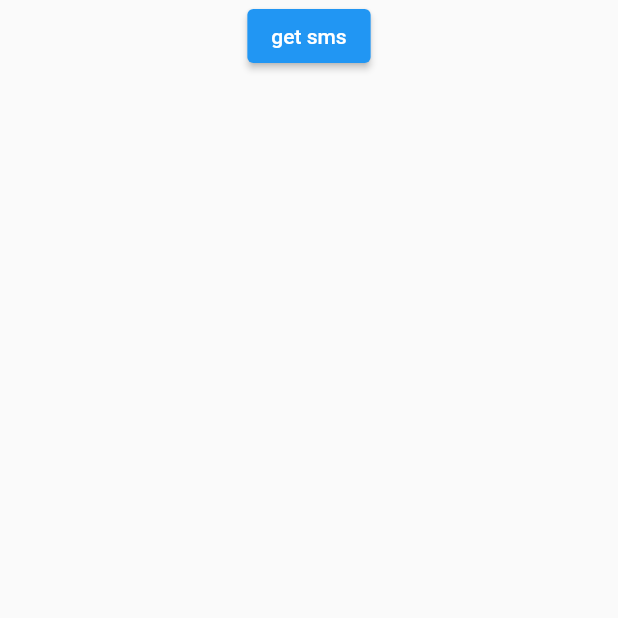
After one commit to MuhammadSalmanAhmad/Expense_Tracking_app, a Flutter app: the SmsWidget screen opened directly, after a tap on "get sms", on a phone screen of 412 x 824 dp, the top half of it. The commit adds this screen. Run offline on Flutter 3.47's test engine with Material 2 defaults, Android fonts, the phone set to English and light mode, and no system bars; our stand-ins replace curved_navigation_bar, firebase_auth, firebase_core, firebase_database, flutter_custom_clippers, flutter_dotenv and 4 more; missing offline and left inert: flutter_sms_inbox; accounts and stored records are empty.

Commit message:
added sms functionality feature

```diff
--- a/lib/common_components/bottom_navbar/bottom_navbar_display_Screens/chat_gpt.dart
+++ b/lib/common_components/bottom_navbar/bottom_navbar_display_Screens/chat_gpt.dart
@@ -57,7 +57,8 @@ class _ChatGPTState extends State<ChatGPT> {
               children: [
                 SizedBox(
                   height: 100,
-                  width: 300,
+                  width: MediaQuery.of(context).size.width * 0.7,
+                  child: Flexible(
                     child: TextFormField(
                         expands: true,
                         keyboardType: TextInputType.multiline,
@@ -67,6 +68,7 @@ class _ChatGPTState extends State<ChatGPT> {
                           border: OutlineInputBorder(),
                           label: Text("Enter your message here"),
                         )),
+                  ),
                 ),
                 IconButton(
                     onPressed: ()  {
--- /dev/null
+++ b/lib/sms.dart
@@ -0,0 +1,109 @@
+import 'package:firebase_auth/firebase_auth.dart';
+import 'package:firebase_database/firebase_database.dart';
+import 'package:flutter/material.dart';
+import 'package:permission_handler/permission_handler.dart';
+
+import 'package:flutter_sms_inbox/flutter_sms_inbox.dart';
+
+
+
+class SmsWidget extends StatefulWidget {
+  const SmsWidget({Key? key}) : super(key: key);
+
+  @override
+  State<SmsWidget> createState() => _SmsWidgetState();
+}
+
+class _SmsWidgetState extends State<SmsWidget> {
+
+
+  late String sms;
+  final SmsQuery _query = SmsQuery();
+  List<SmsMessage> _messages = [];
+
+final auth = FirebaseAuth.instance;
+  late final user = auth.currentUser;
+  FirebaseDatabase database = FirebaseDatabase.instance;
+  DatabaseReference ref = FirebaseDatabase.instance.ref("Expenses/");
+
+  List<String> Categories = ['food', 'transport', 'entertainment', 'health', 'shopping', 'others'];
+
+  @override
+  void initState() {
+    super.initState();
+
+  }
+
+  @override
+  Widget build(BuildContext context) {
+    return Scaffold(
+      body:  Column(
+        children: [
+
+          ElevatedButton(onPressed: ()async{
+            setState(() async{
+              var permission = await Permission.sms.status;
+            if (permission.isGranted) {
+              final messages = await _query.querySms(
+                kinds: [
+                  SmsQueryKind.inbox,
+
+                ],
+                // address: '+254712345789',
+
+                count: 10,
+
+              );
+              debugPrint('sms inbox messages: ${messages.length}');
+              String?  testbody=messages[0].body;
+
+              List<String> testbodylist = testbody!.split(' ');
+              for (var i in testbodylist) {
+                if (Categories.contains(i)) {
+
+                  for (var x in testbodylist){
+                    if(x=='Amount'){
+                      var amount=testbodylist[testbodylist.indexOf(x)+2];
+                      DatabaseReference realref = ref.child(user!.uid).push();
+                await realref.set({
+                  "category": i,
+                  "amount": amount,
+                  "Date": DateTime.now().toString()
+                });
+
+                    }
+
+                  }
+                }
+              }
+              debugPrint(testbody);
+
+
+              setState(() => _messages = messages);
+            } else {
+              await Permission.sms.request();
+            }
+            });
+
+
+          }, child: Text('get sms')),
+          Flexible(
+            child: ListView.builder(
+                shrinkWrap: true,
+                itemCount: _messages.length,
+                itemBuilder: (BuildContext context, int i) {
+                  var message = _messages[i];
+
+                  return ListTile(
+            title: Text('${message.sender} [${message.date}]'),
+            subtitle: Text('${message.body}'),
+                  );
+                },
+              ),
+          )
+
+        ],
+      ),
+    );
+  }
+}
--- a/pubspec.yaml
+++ b/pubspec.yaml
@@ -51,6 +51,9 @@ dependencies:
   http: ^1.1.0
   syncfusion_flutter_charts: ^22.2.9
   pie_chart: ^5.3.2
+  telephony: ^0.2.0
+  flutter_sms_inbox: ^1.0.3
+  permission_handler: ^10.4.3
 
 
 
```
Also changed, not shown: lib/common_components/bottom_navbar/bottom_navbar_display_Screens/AddExpense.dart (+6 -2 lines), lib/common_components/bottom_navbar/bottom_navbar_display_Screens/DashBoard.dart (+4 -9 lines), lib/common_components/bottom_navbar/bottom_navbar_display_Screens/profile screen components/profile_options.dart (+29 -10 lines), pubspec.lock, 3 other files. Lines whose indentation alone changed are shown as unchanged.
